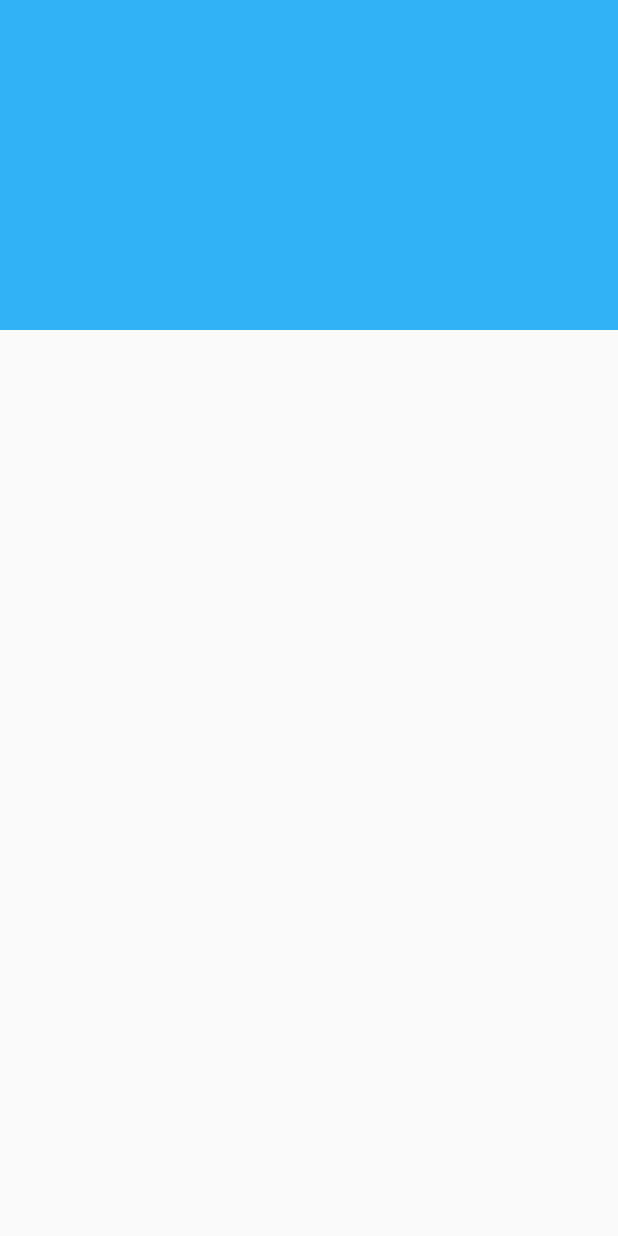
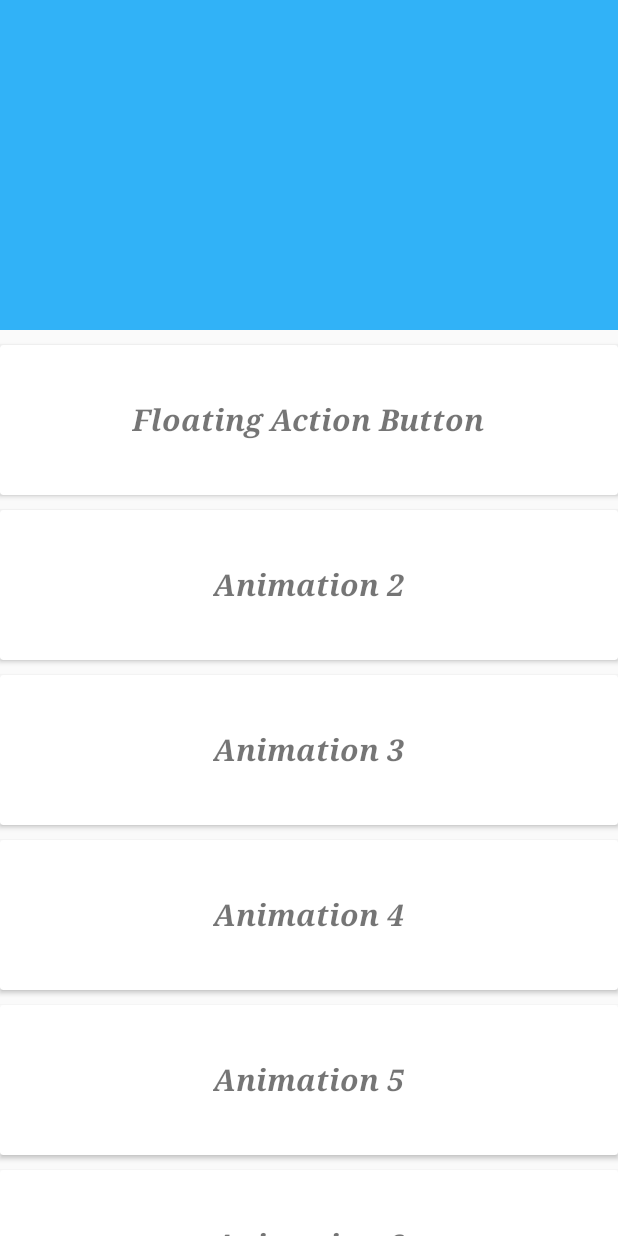
Before and after one commit to anmolduainter/AllAndroidAnimations, an Android app: the screen it shows after launch (MainActivity), on a phone screen of 412 x 824 dp. Run offline under Robolectric (Android 15) with nearby library versions, the phone set to English and light mode, and no system bars.

Commit message:
recycler
recycler

```diff
--- a/app/src/main/AndroidManifest.xml
+++ b/app/src/main/AndroidManifest.xml
@@ -15,6 +15,7 @@
                 <category android:name="android.intent.category.LAUNCHER" />
             </intent-filter>
         </activity>
+        <activity android:name=".float_anim.float_activity"/>
     </application>
 
 </manifest>
--- a/app/src/main/java/com/example/joginderpal/allandroidanimations/MainActivity.java
+++ b/app/src/main/java/com/example/joginderpal/allandroidanimations/MainActivity.java
@@ -2,13 +2,25 @@ package com.example.joginderpal.allandroidanimations;
 
 import android.support.v7.app.AppCompatActivity;
 import android.os.Bundle;
+import android.support.v7.widget.LinearLayoutManager;
+import android.support.v7.widget.RecyclerView;
 
 public class MainActivity extends AppCompatActivity {
+
+    RecyclerView rv;
+    RecyclerView.Adapter adapter;
+    RecyclerView.LayoutManager layoutManager;
 
     @Override
     protected void onCreate(Bundle savedInstanceState) {
         super.onCreate(savedInstanceState);
         setContentView(R.layout.activity_main);
 
+        rv= (RecyclerView) findViewById(R.id.recycler_view);
+        layoutManager=new LinearLayoutManager(MainActivity.this);
+        rv.setLayoutManager(layoutManager);
+        adapter=new RecyclerAdapter();
+        rv.setAdapter(adapter);
+
     }
 }
--- /dev/null
+++ b/app/src/main/java/com/example/joginderpal/allandroidanimations/RecyclerAdapter.java
@@ -0,0 +1,58 @@
+package com.example.joginderpal.allandroidanimations;
+
+import android.support.v7.widget.RecyclerView;
+import android.view.LayoutInflater;
+import android.view.View;
+import android.view.ViewGroup;
+import android.widget.TextView;
+
+/**
+ * Created by joginderpal on 18-04-2017.
+ */
+public class RecyclerAdapter extends RecyclerView.Adapter<RecyclerAdapter.ViewHolder> {
+
+
+    String anim[]={"Floating Action Button","Animation 2","Animation 3","Animation 4","Animation 5","Animation 6","Animation 7"};
+
+
+    @Override
+    public ViewHolder onCreateViewHolder(ViewGroup parent, int viewType) {
+
+        View view= LayoutInflater.from(parent.getContext()).inflate(R.layout.card,parent,false);
+
+        RecyclerView.ViewHolder v=new ViewHolder(view);
+
+        return (ViewHolder) v;
+    }
+
+    @Override
+    public void onBindViewHolder(ViewHolder holder, int position) {
+
+
+        holder.tx.setText(anim[position]);
+
+
+
+    }
+
+    @Override
+    public int getItemCount() {
+        return anim.length;
+    }
+
+    class ViewHolder extends RecyclerView.ViewHolder{
+
+        TextView tx;
+
+        public ViewHolder(View item){
+            super(item);
+
+            tx= (TextView) item.findViewById(R.id.tx);
+
+
+        }
+
+    }
+
+
+}
--- /dev/null
+++ b/app/src/main/java/com/example/joginderpal/allandroidanimations/float_anim/float_activity.java
@@ -0,0 +1,20 @@
+package com.example.joginderpal.allandroidanimations.float_anim;
+
+import android.os.Bundle;
+import android.support.annotation.Nullable;
+import android.support.v7.app.AppCompatActivity;
+
+import com.example.joginderpal.allandroidanimations.R;
+
+/**
+ * Created by joginderpal on 18-04-2017.
+ */
+public class float_activity extends AppCompatActivity {
+
+
+    @Override
+    protected void onCreate(@Nullable Bundle savedInstanceState) {
+        super.onCreate(savedInstanceState);
+        setContentView(R.layout.fabs);
+    }
+}
--- a/app/src/main/res/layout/activity_main.xml
+++ b/app/src/main/res/layout/activity_main.xml
@@ -33,6 +33,7 @@
 
 
     <android.support.v7.widget.RecyclerView
+        android:id="@+id/recycler_view"
         android:layout_width="match_parent"
         app:layout_behavior="@string/appbar_scrolling_view_behavior"
         android:layout_below="@id/app_bar"
--- /dev/null
+++ b/app/src/main/res/layout/card.xml
@@ -0,0 +1,26 @@
+<?xml version="1.0" encoding="utf-8"?>
+<android.support.v7.widget.CardView
+    android:layout_width="match_parent"
+    android:layout_marginTop="10dp"
+    android:layout_height="100dp"
+    xmlns:android="http://schemas.android.com/apk/res/android">
+
+    <RelativeLayout
+        android:layout_width="match_parent"
+        android:layout_height="match_parent">
+
+        <TextView
+            android:id="@+id/tx"
+            android:layout_width="wrap_content"
+            android:layout_height="wrap_content"
+            android:text="HELLO"
+            android:layout_centerInParent="true"
+            android:textSize="20dp"
+            android:typeface="serif"
+            android:textStyle="bold|italic"/>
+
+
+    </RelativeLayout>
+
+
+</android.support.v7.widget.CardView>
--- /dev/null
+++ b/app/src/main/res/layout/fabs.xml
@@ -0,0 +1,6 @@
+<?xml version="1.0" encoding="utf-8"?>
+<LinearLayout xmlns:android="http://schemas.android.com/apk/res/android"
+    android:orientation="vertical" android:layout_width="match_parent"
+    android:layout_height="match_parent">
+
+</LinearLayout>
```
